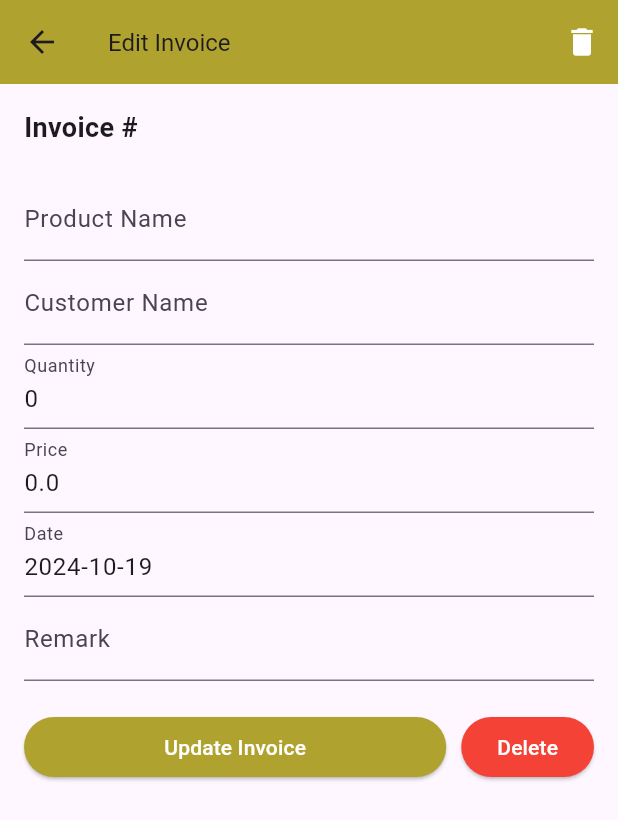
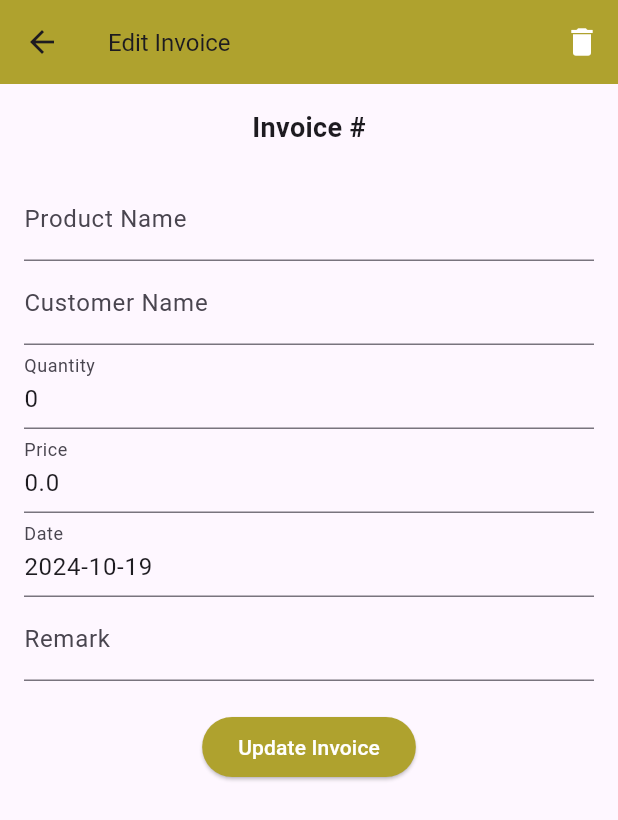
Before and after one commit to vip7009pro/debt_manager, a Flutter app: the EditInvoiceScreen screen opened directly with empty values, on a phone screen of 412 x 824 dp. Shown: the top 820 px of the screen. Run offline on Flutter 3.47's test engine with Material 3 defaults, Android fonts, the phone set to English and light mode, and no system bars; our stand-ins replace awesome_dialog, cookie_jar, dio, dio_cookie_manager, firebase_auth, firebase_core and 5 more; missing offline and left inert: firebase_app_check, mobile_scanner; accounts and stored records are empty; network calls fail.

Commit message:
update invoice screen

```diff
--- a/lib/pages/invoices/edit_invoice_screen.dart
+++ b/lib/pages/invoices/edit_invoice_screen.dart
@@ -123,7 +123,8 @@ class _EditInvoiceScreenState extends State<EditInvoiceScreen> {
           child: Form(
             key: _formKey,
             child: Column(
-              crossAxisAlignment: CrossAxisAlignment.start,
+              crossAxisAlignment: CrossAxisAlignment.center,
+              mainAxisAlignment: MainAxisAlignment.start,
               children: [
                 Text('Invoice #${widget.invoice.invoiceNo}',
                     style: TextStyle(fontSize: 18, fontWeight: FontWeight.bold)),
@@ -179,28 +180,13 @@ class _EditInvoiceScreenState extends State<EditInvoiceScreen> {
                       value!.isEmpty ? 'Please enter remark' : null,
                 ),
                 SizedBox(height: 20),
-                Row(
-                  children: [
-                    Expanded(
-                      child: ElevatedButton(
+                ElevatedButton(
                   onPressed: _updateInvoice,
                   child: Text('Update Invoice'),
                   style: ElevatedButton.styleFrom(
                     foregroundColor: Colors.white,
                     backgroundColor: const Color.fromARGB(255, 175, 162, 46),
                   ),
-                      ),
-                    ),
-                    SizedBox(width: 10),
-                    ElevatedButton(
-                      onPressed: _deleteInvoice,
-                      child: Text('Delete'),
-                      style: ElevatedButton.styleFrom(
-                        foregroundColor: Colors.white,
-                        backgroundColor: Colors.red,
-                      ),
-                    ),
-                  ],
                 ),
               ],
             ),
```
Lines whose indentation alone changed are shown as unchanged.
